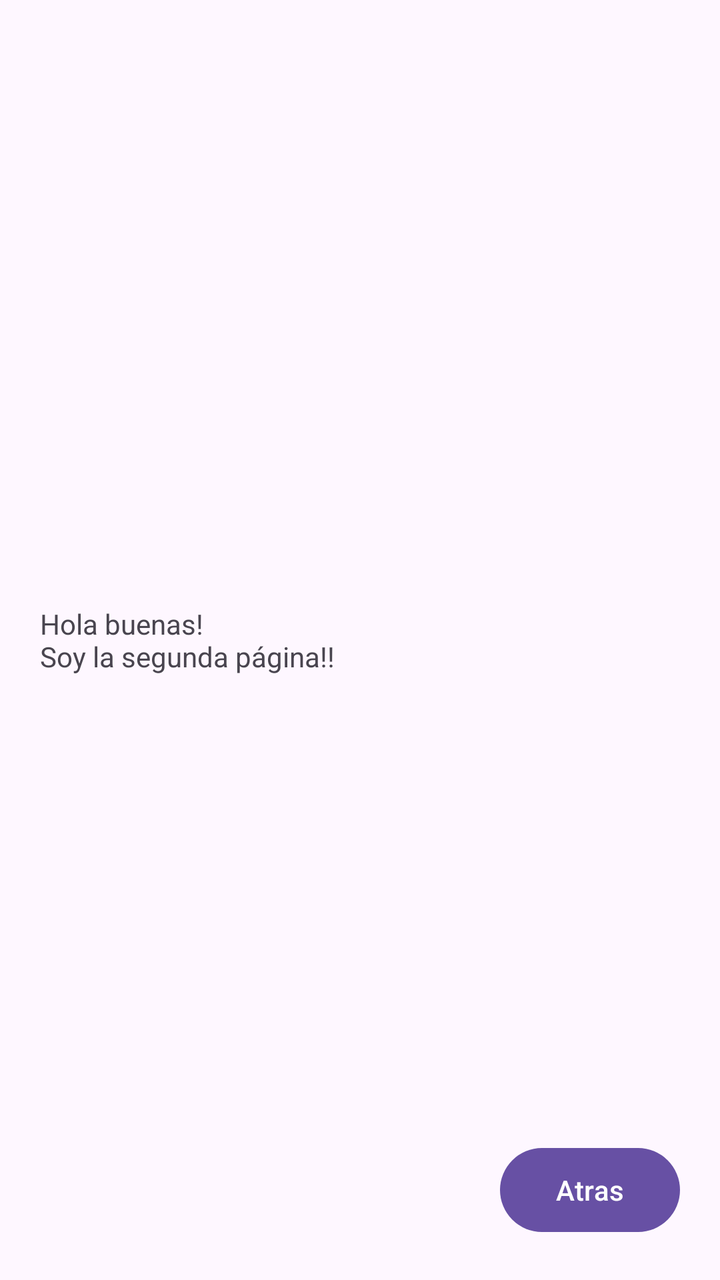
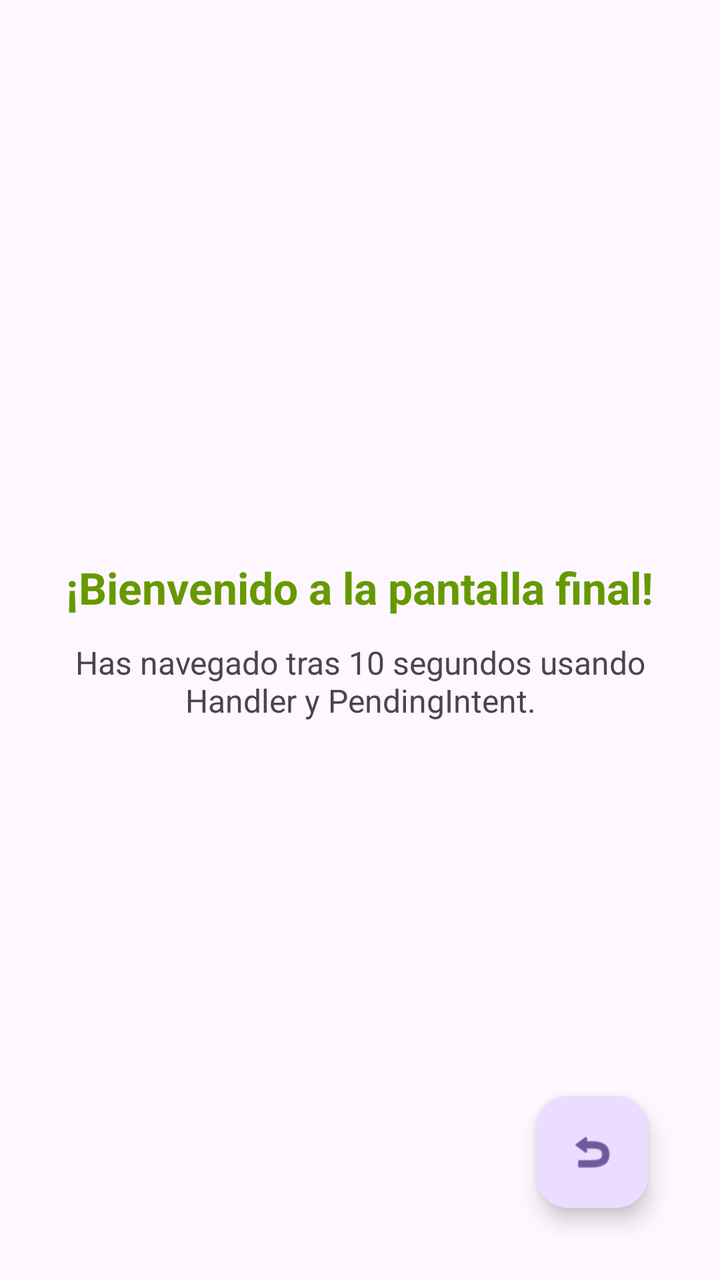

Two renders of the same Android screen: before a commit and after it. Below are the layout's source before the change and the commit's diff.
<!-- AndroidManifest.xml: application theme Theme.Act1_MDC -->
<!-- res/layout/activity_ejercicio2_2.xml -->
<?xml version="1.0" encoding="utf-8"?>
<RelativeLayout xmlns:android="http://schemas.android.com/apk/res/android"
    xmlns:app="http://schemas.android.com/apk/res-auto"
    android:layout_width="match_parent"
    android:layout_height="match_parent"
    android:padding="20dp">

    <LinearLayout
        android:layout_width="match_parent"
        android:layout_height="wrap_content"
        android:layout_centerInParent="true"
        android:orientation="vertical">


        <TextView
            android:id="@+id/textView"
            android:layout_width="match_parent"
            android:layout_height="wrap_content"
            android:text="Hola buenas!\nSoy la segunda página!!" />
    </LinearLayout>

    
    <Button
        android:id="@+id/btnAtras"
        android:layout_width="90dp"
        android:layout_height="50dp"
        android:layout_alignParentBottom="true"
        android:layout_alignParentEnd="true"
        android:text="Atras"/>

</RelativeLayout>
<!-- resources referenced by this layout -->
<resources>
  <style name="Theme.Act1_MDC" parent="Base.Theme.Act1_MDC" />
  <style name="Base.Theme.Act1_MDC" parent="Theme.Material3.DayNight.NoActionBar">
          
          
      </style>
</resources>

<!-- the commit's change to res/layout/activity_ejercicio2_2.xml (unified diff, before → after) -->
@@ -9,23 +9,35 @@
         android:layout_width="match_parent"
         android:layout_height="wrap_content"
         android:layout_centerInParent="true"
+        android:gravity="center"
         android:orientation="vertical">
 
+        <TextView
+            android:layout_width="wrap_content"
+            android:layout_height="wrap_content"
+            android:text="¡Bienvenido a la pantalla final!"
+            android:textSize="22sp"
+            android:textStyle="bold"
+            android:textColor="@android:color/holo_green_dark"
+            android:layout_marginBottom="12dp" />
 
         <TextView
-            android:id="@+id/textView"
-            android:layout_width="match_parent"
+            android:layout_width="wrap_content"
             android:layout_height="wrap_content"
-            android:text="Hola buenas!\nSoy la segunda página!!" />
+            android:text="Has navegado tras 10 segundos usando Handler y PendingIntent."
+            android:textAlignment="center"
+            android:textSize="16sp" />
+
     </LinearLayout>
 
-    
-    <Button
-        android:id="@+id/btnAtras"
-        android:layout_width="90dp"
-        android:layout_height="50dp"
+    <com.google.android.material.floatingactionbutton.FloatingActionButton
+        android:id="@+id/fabVolver"
+        android:layout_width="wrap_content"
+        android:layout_height="wrap_content"
         android:layout_alignParentBottom="true"
         android:layout_alignParentEnd="true"
-        android:text="Atras"/>
+        android:layout_margin="16dp"
+        android:contentDescription="Volver al menú"
+        app:srcCompat="@android:drawable/ic_menu_revert" />
 
 </RelativeLayout>
